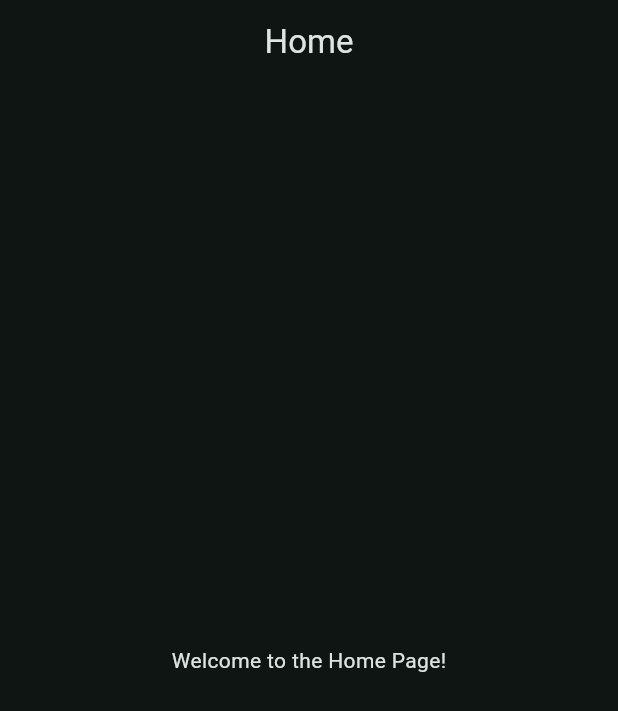
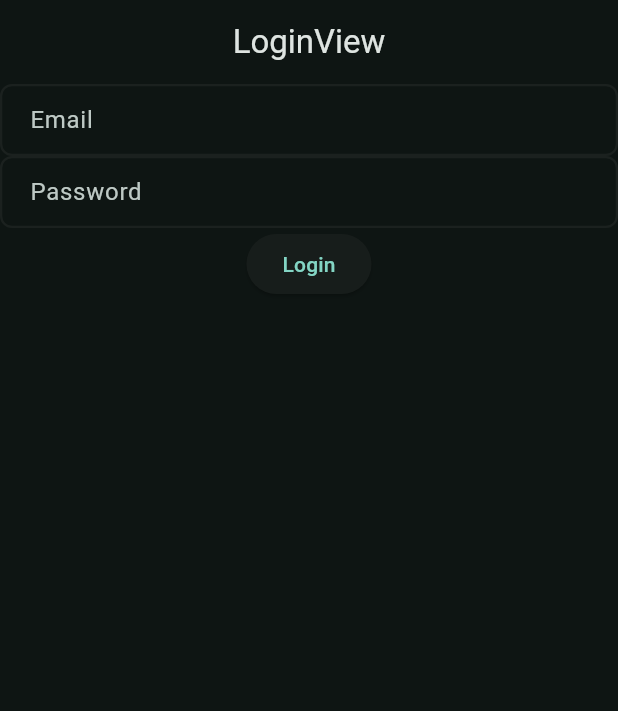
Before and after one commit to felicetteapp/recipes-flutter, a Flutter app: the screen it shows after launch, on a phone screen of 412 x 824 dp. Shown: the top 711 px of the screen. Run offline on Flutter 3.47's test engine with Material 3 defaults, Android fonts, the phone set to English and light mode, and no system bars; our stand-ins replace firebase_auth, firebase_core, get; accounts and stored records are empty; Roboto replaces fonts that are missing (NunitoSans).

Commit message:
Add authentication feature with Firebase integration
- Implement AuthService for handling user login and logout
- Create LoginController to manage login state and UI interactions
- Add LoginBinding and LoginView for the login screen
- Update app routing to include login page
- Register Firebase plugins for authentication in Windows
- Update dependencies to include firebase_auth

```diff
--- a/lib/app/bindings/initial_binding.dart
+++ b/lib/app/bindings/initial_binding.dart
@@ -1,10 +1,12 @@
 import 'package:get/get.dart';
+import 'package:recipes_flutter/app/services/auth_service.dart';
 import 'package:recipes_flutter/app/services/localization_service.dart';
 import '../services/app_service.dart';
 
 class InitialBinding extends Bindings {
   @override
   Future<void> dependencies() async {
+    Get.put<AuthService>(AuthService(), permanent: true);
     Get.put<LocalizationService>(LocalizationService(), permanent: true);
     Get.put<AppService>(AppService(), permanent: true);
   }
--- /dev/null
+++ b/lib/app/modules/login/login_binding.dart
@@ -0,0 +1,9 @@
+import 'package:get/get.dart';
+import 'package:recipes_flutter/app/modules/login/login_controller.dart';
+
+class LoginBinding extends Bindings {
+  @override
+  void dependencies() {
+    Get.lazyPut<LoginController>(() => LoginController());
+  }
+}
--- /dev/null
+++ b/lib/app/modules/login/login_controller.dart
@@ -0,0 +1,32 @@
+import 'package:flutter/material.dart';
+import 'package:get/get.dart';
+import 'package:recipes_flutter/app/services/auth_service.dart';
+
+class LoginController extends GetxController {
+  final RxBool isLoading = false.obs;
+  final TextEditingController emailController = TextEditingController();
+  final TextEditingController passwordController = TextEditingController();
+
+  @override
+  void onClose() {
+    emailController.dispose();
+    passwordController.dispose();
+    super.onClose();
+  }
+
+  Future<void> login() async {
+    final AuthService authService = Get.find<AuthService>();
+    isLoading.value = true;
+    try {
+      await authService.login(emailController.text, passwordController.text);
+    } catch (e) {
+      Get.snackbar(
+        'Login Error',
+        e.toString(),
+        snackPosition: SnackPosition.BOTTOM,
+      );
+    } finally {
+      isLoading.value = false;
+    }
+  }
+}
--- /dev/null
+++ b/lib/app/modules/login/login_view.dart
@@ -0,0 +1,37 @@
+import 'package:flutter/material.dart';
+import 'package:get/get.dart';
+
+import 'login_controller.dart';
+
+class LoginView extends GetView<LoginController> {
+  const LoginView({super.key});
+
+  @override
+  Widget build(BuildContext context) {
+    return Scaffold(
+      appBar: AppBar(title: const Text('LoginView'), centerTitle: true),
+      body: Column(
+        children: [
+          TextField(
+            controller: controller.emailController,
+            decoration: const InputDecoration(labelText: 'Email'),
+          ),
+          TextField(
+            controller: controller.passwordController,
+            decoration: const InputDecoration(labelText: 'Password'),
+            obscureText: true,
+          ),
+          Obx(
+            () =>
+                controller.isLoading.value
+                    ? const CircularProgressIndicator()
+                    : ElevatedButton(
+                      onPressed: controller.login,
+                      child: const Text('Login'),
+                    ),
+          ),
+        ],
+      ),
+    );
+  }
+}
--- a/lib/app/modules/splash/splash_controller.dart
+++ b/lib/app/modules/splash/splash_controller.dart
@@ -1,6 +1,5 @@
 import 'package:flutter/material.dart';
 import 'package:get/get.dart';
-import 'package:recipes_flutter/app/routes/app_routes.dart';
 
 class SplashController extends GetxController with GetTickerProviderStateMixin {
   final RxBool isInitializing = true.obs;
@@ -68,8 +67,6 @@ class SplashController extends GetxController with GetTickerProviderStateMixin {
       errorMessage.value = '';
 
       await Future.delayed(const Duration(milliseconds: 500));
-
-      Get.offNamed(AppRoutes.home);
     } catch (e) {
       isInitializing.value = false;
       hasError.value = true;
--- a/lib/app/routes/app_pages.dart
+++ b/lib/app/routes/app_pages.dart
@@ -1,6 +1,8 @@
 import 'package:get/get.dart';
 import 'package:recipes_flutter/app/modules/home/home_binding.dart';
 import 'package:recipes_flutter/app/modules/home/home_view.dart';
+import 'package:recipes_flutter/app/modules/login/login_binding.dart';
+import 'package:recipes_flutter/app/modules/login/login_view.dart';
 import 'package:recipes_flutter/app/modules/splash/splash_binding.dart';
 import 'package:recipes_flutter/app/modules/splash/splash_view.dart';
 import 'app_routes.dart';
@@ -17,5 +19,10 @@ class AppPages {
       page: () => const HomeView(),
       binding: HomeBinding(),
     ),
+    GetPage(
+      name: AppRoutes.login,
+      page: () => const LoginView(),
+      binding: LoginBinding(),
+    ),
   ];
 }
--- /dev/null
+++ b/lib/app/services/auth_service.dart
@@ -0,0 +1,39 @@
+import 'package:firebase_auth/firebase_auth.dart';
+import 'package:get/get.dart';
+import 'package:recipes_flutter/app/routes/app_routes.dart';
+
+class AuthService extends GetxService {
+  final RxBool isLoggedIn = false.obs;
+
+  Future<UserCredential> login(String email, String password) async {
+    return FirebaseAuth.instance.signInWithEmailAndPassword(
+      email: email,
+      password: password,
+    );
+  }
+
+  Future<void> logout() async {
+    return FirebaseAuth.instance.signOut();
+  }
+
+  listenToFirebaseAuthChanges() {
+    print('AuthService: Listening to Firebase auth changes');
+    FirebaseAuth.instance.authStateChanges().listen((User? user) {
+      if (user == null) {
+        isLoggedIn.value = false;
+        Get.offAndToNamed(AppRoutes.login);
+        print('User is currently signed out!');
+      } else {
+        isLoggedIn.value = true;
+        Get.offAllNamed(AppRoutes.home);
+        print('User is signed in!');
+      }
+    });
+  }
+
+  @override
+  void onInit() {
+    super.onInit();
+    listenToFirebaseAuthChanges();
+  }
+}
--- a/pubspec.yaml
+++ b/pubspec.yaml
@@ -36,6 +36,7 @@ dependencies:
   cupertino_icons: ^1.0.8
   firebase_core: ^4.2.0
   get: ^4.7.2
+  firebase_auth: ^6.1.1
 
 dev_dependencies:
   flutter_test:
```
Also changed, not shown: pubspec.lock, 3 other files.
